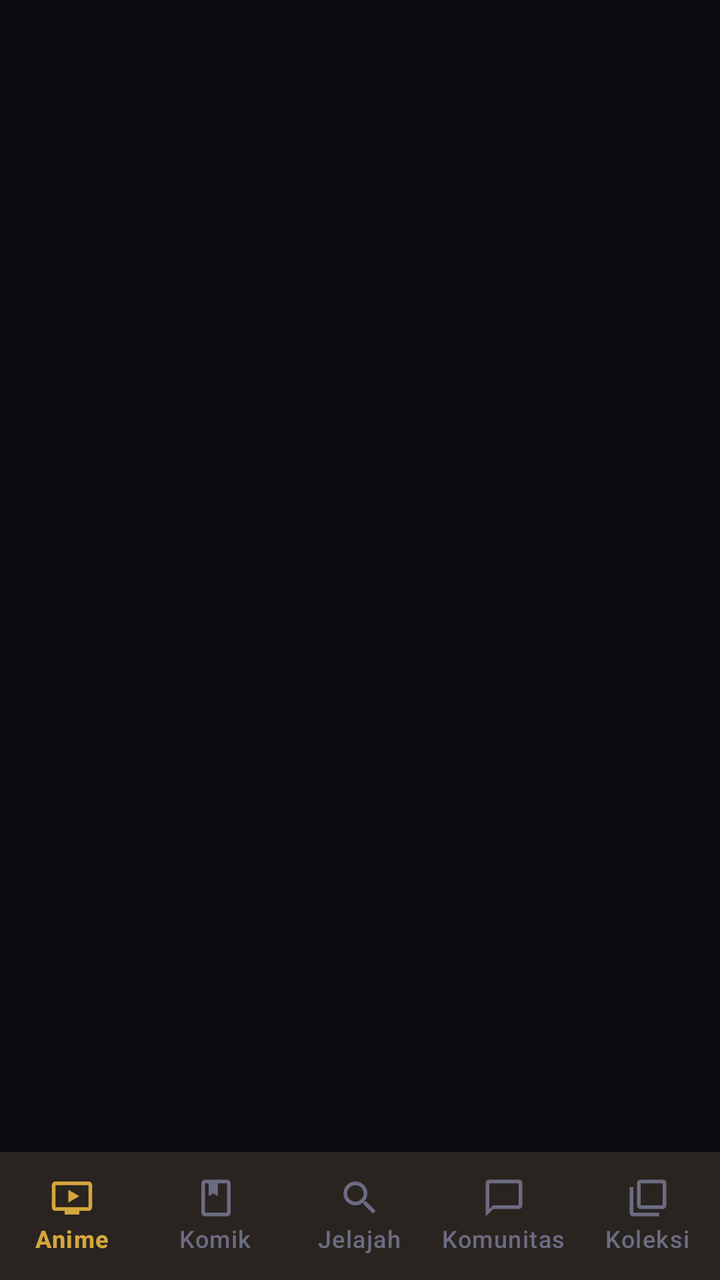
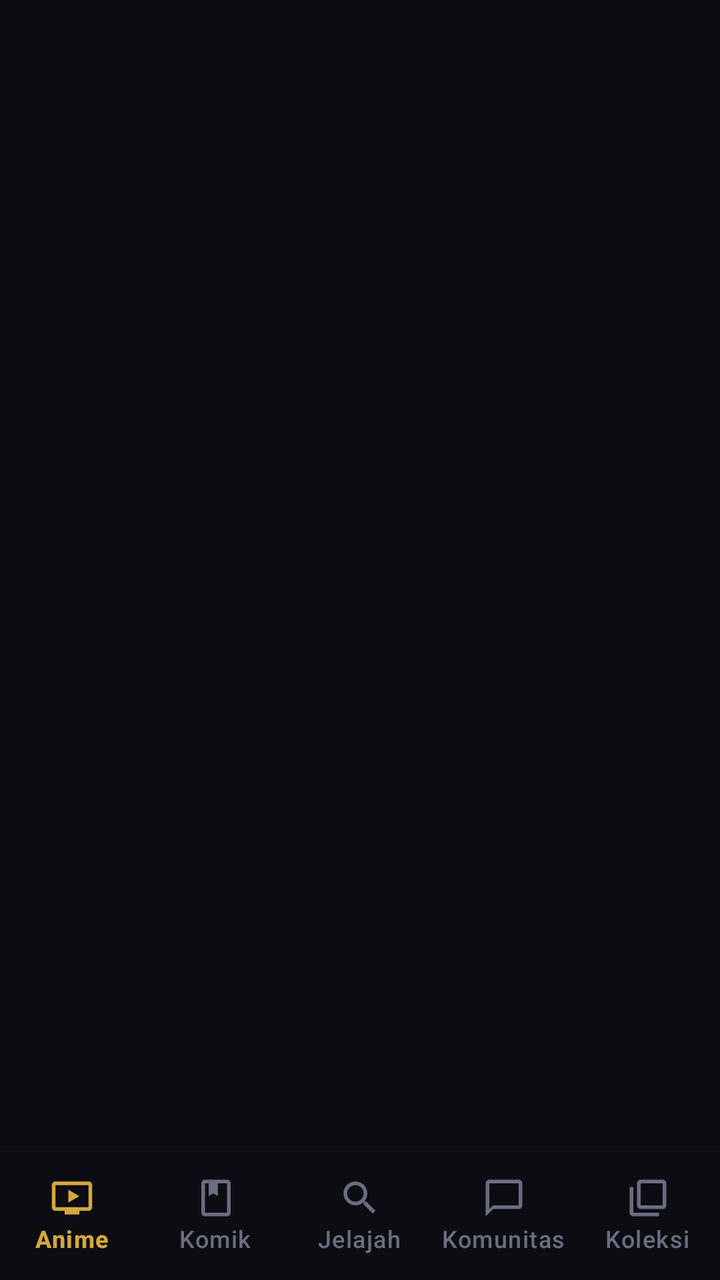

Screens rendered from an Android XML layout before and after an edit, with the pre-edit source and the edit as a unified diff.
<!-- AndroidManifest.xml: application theme Theme.NdikaNime -->
<!-- res/layout/activity_main.xml -->
<?xml version="1.0" encoding="utf-8"?>
<androidx.constraintlayout.widget.ConstraintLayout xmlns:android="http://schemas.android.com/apk/res/android"
    xmlns:app="http://schemas.android.com/apk/res-auto"
    android:layout_width="match_parent"
    android:layout_height="match_parent"
    android:background="@color/bg_dark">

    <FrameLayout
        android:id="@+id/fragmentContainer"
        android:layout_width="match_parent"
        android:layout_height="0dp"
        app:layout_constraintBottom_toTopOf="@+id/bottomNavigation"
        app:layout_constraintTop_toTopOf="parent" />

    <com.google.android.material.bottomnavigation.BottomNavigationView
        android:id="@+id/bottomNavigation"
        android:layout_width="match_parent"
        android:layout_height="64dp"
        android:background="@color/bg_surface"
        app:elevation="8dp"
        app:itemIconSize="22dp"
        app:itemIconTint="@color/selector_nav_color"
        app:itemTextColor="@color/selector_nav_color"
        app:labelVisibilityMode="labeled"
        app:layout_constraintBottom_toBottomOf="parent"
        app:menu="@menu/bottom_nav_menu" />

</androidx.constraintlayout.widget.ConstraintLayout>
<!-- resources referenced by this layout -->
<resources>
  <color name="bg_dark">#0B0B10</color>
  <color name="bg_surface">#13131D</color>
  <style name="Theme.NdikaNime" parent="Theme.Material3.Dark.NoActionBar">
          <item name="android:windowBackground">@color/bg_dark</item>
          <item name="android:colorBackground">@color/bg_dark</item>
          <item name="colorPrimary">@color/accent_gold</item>
          <item name="colorSecondary">@color/accent_orange</item>
          <item name="colorSurface">@color/bg_surface</item>
          <item name="android:statusBarColor">@color/bg_dark</item>
          <item name="android:navigationBarColor">@color/bg_dark</item>
          <item name="android:windowLightStatusBar">false</item>
          <item name="android:windowAnimationStyle">@style/WindowAnimationTransition</item>
      </style>
  <color name="accent_gold">#D4A73C</color>
  <color name="accent_orange">#FF4E2D</color>
  <style name="WindowAnimationTransition">
          <item name="android:activityOpenEnterAnimation">@anim/slide_in_right</item>
          <item name="android:activityOpenExitAnimation">@anim/slide_out_left</item>
          <item name="android:activityCloseEnterAnimation">@anim/slide_in_left</item>
          <item name="android:activityCloseExitAnimation">@anim/slide_out_right</item>
      </style>
</resources>

<!-- the commit's change to res/layout/activity_main.xml (unified diff, before → after) -->
@@ -9,17 +9,25 @@
         android:id="@+id/fragmentContainer"
         android:layout_width="match_parent"
         android:layout_height="0dp"
-        app:layout_constraintBottom_toTopOf="@+id/bottomNavigation"
+        app:layout_constraintBottom_toTopOf="@+id/navDivider"
         app:layout_constraintTop_toTopOf="parent" />
+
+    <View
+        android:id="@+id/navDivider"
+        android:layout_width="match_parent"
+        android:layout_height="1dp"
+        android:background="#1F2F2F45"
+        app:layout_constraintBottom_toTopOf="@+id/bottomNavigation" />
 
     <com.google.android.material.bottomnavigation.BottomNavigationView
         android:id="@+id/bottomNavigation"
         android:layout_width="match_parent"
         android:layout_height="64dp"
-        android:background="@color/bg_surface"
+        android:background="#0C0C12"
         app:elevation="8dp"
         app:itemIconSize="22dp"
         app:itemIconTint="@color/selector_nav_color"
+        app:itemRippleColor="#1AD4A73C"
         app:itemTextColor="@color/selector_nav_color"
         app:labelVisibilityMode="labeled"
         app:layout_constraintBottom_toBottomOf="parent"
